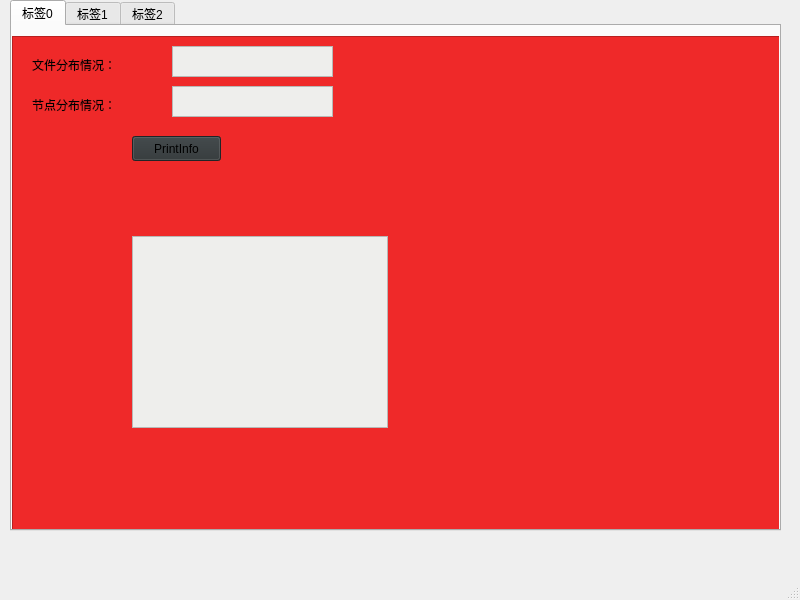
Qt form multi_tab.ui (limingqihust/MergeCDC-UI) before a commit.
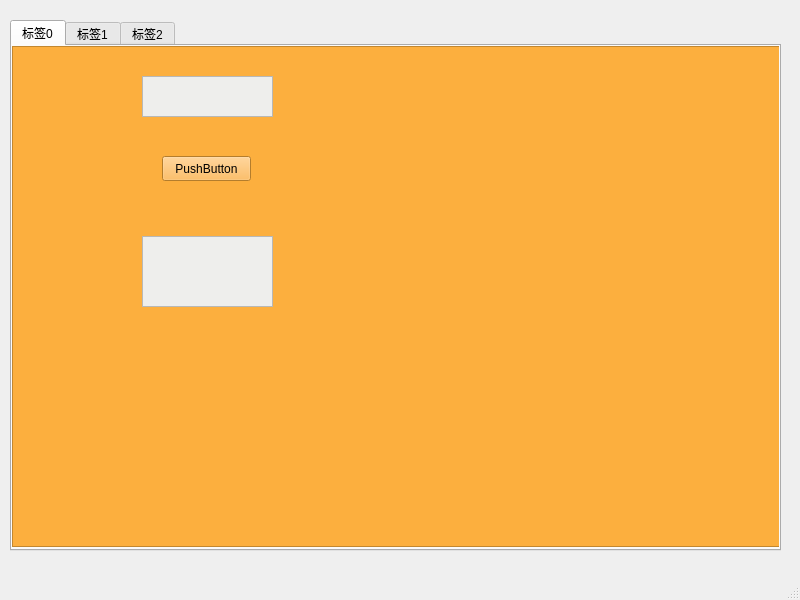
The same form after that commit.

```diff
--- a/multi_tab.ui
+++ b/multi_tab.ui
@@ -18,7 +18,7 @@
     <property name="geometry">
      <rect>
       <x>10</x>
-      <y>0</y>
+      <y>20</y>
       <width>771</width>
       <height>531</height>
      </rect>
@@ -30,6 +30,69 @@
      <attribute name="title">
       <string>标签0</string>
      </attribute>
+     <widget class="QFrame" name="frame_2">
+      <property name="geometry">
+       <rect>
+        <x>0</x>
+        <y>0</y>
+        <width>771</width>
+        <height>501</height>
+       </rect>
+      </property>
+      <property name="styleSheet">
+       <string notr="true">background-color: rgb(252, 175, 62);</string>
+      </property>
+      <property name="frameShape">
+       <enum>QFrame::StyledPanel</enum>
+      </property>
+      <property name="frameShadow">
+       <enum>QFrame::Raised</enum>
+      </property>
+      <widget class="QTextEdit" name="tab_0_input">
+       <property name="geometry">
+        <rect>
+         <x>130</x>
+         <y>30</y>
+         <width>131</width>
+         <height>41</height>
+        </rect>
+       </property>
+       <property name="styleSheet">
+        <string notr="true">background-color: rgb(238, 238, 236);</string>
+       </property>
+      </widget>
+      <widget class="QTextEdit" name="tab_0_output">
+       <property name="geometry">
+        <rect>
+         <x>130</x>
+         <y>190</y>
+         <width>131</width>
+         <height>71</height>
+        </rect>
+       </property>
+       <property name="styleSheet">
+        <string notr="true">background-color: rgb(238, 238, 236);</string>
+       </property>
+      </widget>
+      <widget class="QPushButton" name="tab_0_button">
+       <property name="geometry">
+        <rect>
+         <x>150</x>
+         <y>110</y>
+         <width>89</width>
+         <height>25</height>
+        </rect>
+       </property>
+       <property name="text">
+        <string>PushButton</string>
+       </property>
+      </widget>
+     </widget>
+    </widget>
+    <widget class="QWidget" name="tab_1">
+     <attribute name="title">
+      <string>标签1</string>
+     </attribute>
      <widget class="QFrame" name="frame">
       <property name="geometry">
        <rect>
@@ -103,9 +166,9 @@
       <widget class="QPushButton" name="print_info">
        <property name="geometry">
         <rect>
-         <x>120</x>
-         <y>100</y>
-         <width>89</width>
+         <x>30</x>
+         <y>120</y>
+         <width>121</width>
          <height>25</height>
         </rect>
        </property>
@@ -113,16 +176,16 @@
         <string notr="true">background-color: rgb(46, 52, 54);</string>
        </property>
        <property name="text">
-        <string>PrintInfo</string>
+        <string>经典以太网传输</string>
        </property>
       </widget>
-      <widget class="QTextBrowser" name="output">
+      <widget class="QTextEdit" name="output">
        <property name="geometry">
         <rect>
-         <x>120</x>
-         <y>200</y>
-         <width>256</width>
-         <height>192</height>
+         <x>30</x>
+         <y>190</y>
+         <width>291</width>
+         <height>171</height>
         </rect>
        </property>
        <property name="styleSheet">
@@ -131,31 +194,7 @@
       </widget>
      </widget>
     </widget>
-    <widget class="QWidget" name="tab1">
-     <attribute name="title">
-      <string>标签1</string>
-     </attribute>
-     <widget class="QFrame" name="frame_2">
-      <property name="geometry">
-       <rect>
-        <x>0</x>
-        <y>0</y>
-        <width>771</width>
-        <height>501</height>
-       </rect>
-      </property>
-      <property name="styleSheet">
-       <string notr="true">background-color: rgb(252, 175, 62);</string>
-      </property>
-      <property name="frameShape">
-       <enum>QFrame::StyledPanel</enum>
-      </property>
-      <property name="frameShadow">
-       <enum>QFrame::Raised</enum>
-      </property>
-     </widget>
-    </widget>
-    <widget class="QWidget" name="tab2">
+    <widget class="QWidget" name="tab_2">
      <attribute name="title">
       <string>标签2</string>
      </attribute>
```
Left out of the diff: 20 changed lines with no effect on the pictures.
